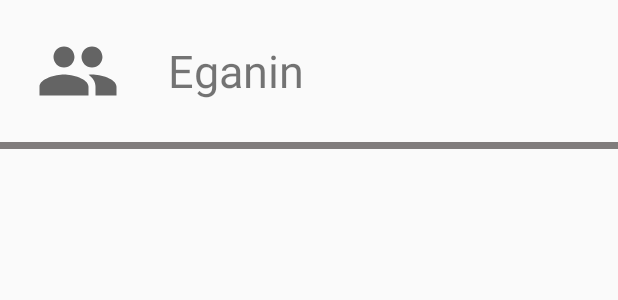
After one commit to Eganin/SosApp, an Android app: the layout contact_item.xml on its own in the app's theme, with its tools: preview values and no code run, on a phone screen of 412 x 824 dp. The commit adds this screen. Shown: the top 300 px of the screen. Run offline under Robolectric (Android 15) with nearby library versions, the phone set to English and light mode, and no system bars.

Commit message:
add recycler view with contacts user

```diff
--- a/app/src/main/AndroidManifest.xml
+++ b/app/src/main/AndroidManifest.xml
@@ -4,6 +4,8 @@
 
     <uses-permission android:name="android.permission.INTERNET" />
     <uses-permission android:name="android.permission.ACCESS_FINE_LOCATION" />
+    <uses-permission android:name="android.permission.READ_CONTACTS"/>
+    <uses-permission android:name="android.permission.WRITE_CONTACTS"/>
 
     <application
         android:allowBackup="true"
@@ -13,6 +15,7 @@
         android:supportsRtl="true"
         android:theme="@style/AppTheme">
         <activity android:name=".mvp.recovery.RecoveryView"></activity>
+        <activity android:name=".mvp.contacts.ContactView"></activity>
         <activity android:name=".mvp.map.MapYandexView"></activity>
         <activity android:name=".mvp.registration.RegistrationView"></activity>
         <activity android:name=".mvp.auth.AuthView">
--- /dev/null
+++ b/app/src/main/java/com/softdesign/sosapplication/mvp/contacts/ContactModel.java
@@ -0,0 +1,4 @@
+package com.softdesign.sosapplication.mvp.contacts;
+
+public class ContactModel {
+}
--- a/app/src/main/java/com/softdesign/sosapplication/utils/common/ConstantManager.java
+++ b/app/src/main/java/com/softdesign/sosapplication/utils/common/ConstantManager.java
@@ -2,4 +2,5 @@ package com.softdesign.sosapplication.utils.common;
 
 public interface ConstantManager {
     int REQUEST_CODE_ACCESS_FINE_LOCATION = 111;
+    int REQUEST_CODE_WORK_CONTACTS = 222;
 }
--- /dev/null
+++ b/app/src/main/res/drawable/ic_baseline_people_24.xml
@@ -0,0 +1,10 @@
+<vector xmlns:android="http://schemas.android.com/apk/res/android"
+    android:width="24dp"
+    android:height="24dp"
+    android:viewportWidth="24"
+    android:viewportHeight="24"
+    android:tint="?attr/colorControlNormal">
+  <path
+      android:fillColor="@android:color/white"
+      android:pathData="M16,11c1.66,0 2.99,-1.34 2.99,-3S17.66,5 16,5c-1.66,0 -3,1.34 -3,3s1.34,3 3,3zM8,11c1.66,0 2.99,-1.34 2.99,-3S9.66,5 8,5C6.34,5 5,6.34 5,8s1.34,3 3,3zM8,13c-2.33,0 -7,1.17 -7,3.5L1,19h14v-2.5c0,-2.33 -4.67,-3.5 -7,-3.5zM16,13c-0.29,0 -0.62,0.02 -0.97,0.05 1.16,0.84 1.97,1.97 1.97,3.45L17,19h6v-2.5c0,-2.33 -4.67,-3.5 -7,-3.5z"/>
+</vector>
--- /dev/null
+++ b/app/src/main/res/layout/contact_item.xml
@@ -0,0 +1,45 @@
+<?xml version="1.0" encoding="utf-8"?>
+<LinearLayout xmlns:android="http://schemas.android.com/apk/res/android"
+    android:layout_width="match_parent"
+    android:layout_height="100dp"
+    android:orientation="vertical"
+    android:weightSum="2">
+
+    <LinearLayout
+        android:id="@+id/contactLayout"
+        android:layout_width="match_parent"
+        android:layout_height="0dp"
+        android:layout_weight="1.9">
+
+        <ImageView
+            android:layout_width="@dimen/size_medium_56"
+            android:layout_height="@dimen/size_medium_56"
+            android:layout_gravity="center"
+            android:layout_marginLeft="@dimen/spacing_medial_24"
+            android:src="@drawable/ic_baseline_people_24" />
+
+        <TextView
+            android:id="@+id/contactName"
+            android:layout_width="wrap_content"
+            android:layout_height="wrap_content"
+            android:layout_gravity="center"
+            android:layout_marginLeft="@dimen/spacing_medium_32"
+            android:text="Eganin"
+            android:textSize="@dimen/size_middle_30" />
+
+    </LinearLayout>
+
+
+    <LinearLayout
+        android:layout_width="match_parent"
+        android:layout_height="0dp"
+        android:layout_weight="0.1">
+
+        <View
+            android:layout_width="match_parent"
+            android:layout_height="match_parent"
+            android:background="@color/gray_background" />
+    </LinearLayout>
+
+
+</LinearLayout>
--- a/app/src/main/res/layout/recovery_view.xml
+++ b/app/src/main/res/layout/recovery_view.xml
@@ -1,6 +1,7 @@
 <?xml version="1.0" encoding="utf-8"?>
 <androidx.constraintlayout.widget.ConstraintLayout
     xmlns:android="http://schemas.android.com/apk/res/android" android:layout_width="match_parent"
-    android:layout_height="match_parent">
+    android:layout_height="match_parent"
+    android:theme="@style/AppTheme.NoActionBar">
 
 </androidx.constraintlayout.widget.ConstraintLayout>
--- a/app/src/main/res/layout/registration_view.xml
+++ b/app/src/main/res/layout/registration_view.xml
@@ -1,6 +1,7 @@
 <?xml version="1.0" encoding="utf-8"?>
 <androidx.constraintlayout.widget.ConstraintLayout
     xmlns:android="http://schemas.android.com/apk/res/android" android:layout_width="match_parent"
-    android:layout_height="match_parent">
+    android:layout_height="match_parent"
+    android:theme="@style/AppTheme.NoActionBar">
 
 </androidx.constraintlayout.widget.ConstraintLayout>
```
Also changed, not shown: app/src/main/java/com/softdesign/sosapplication/mvp/contacts/ContactPresenter.java (added, +59 -0 lines), app/src/main/java/com/softdesign/sosapplication/mvp/contacts/ContactView.java (added, +114 -0 lines), app/src/main/java/com/softdesign/sosapplication/mvp/map/MapPresenter.java (+12 -1 lines), app/src/main/java/com/softdesign/sosapplication/mvp/map/MapYandexView.java (+4 -3 lines), app/src/main/java/com/softdesign/sosapplication/utils/adapters/ContactAdapter.java (added, +69 -0 lines), app/src/main/res/layout/contact_view.xml (added, +14 -0 lines).
